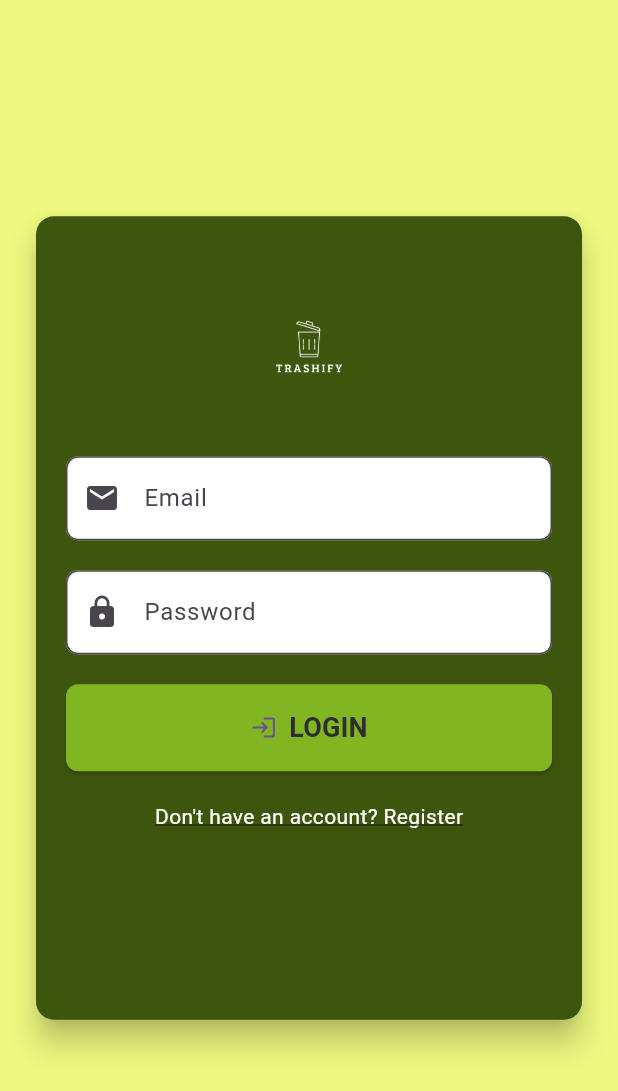
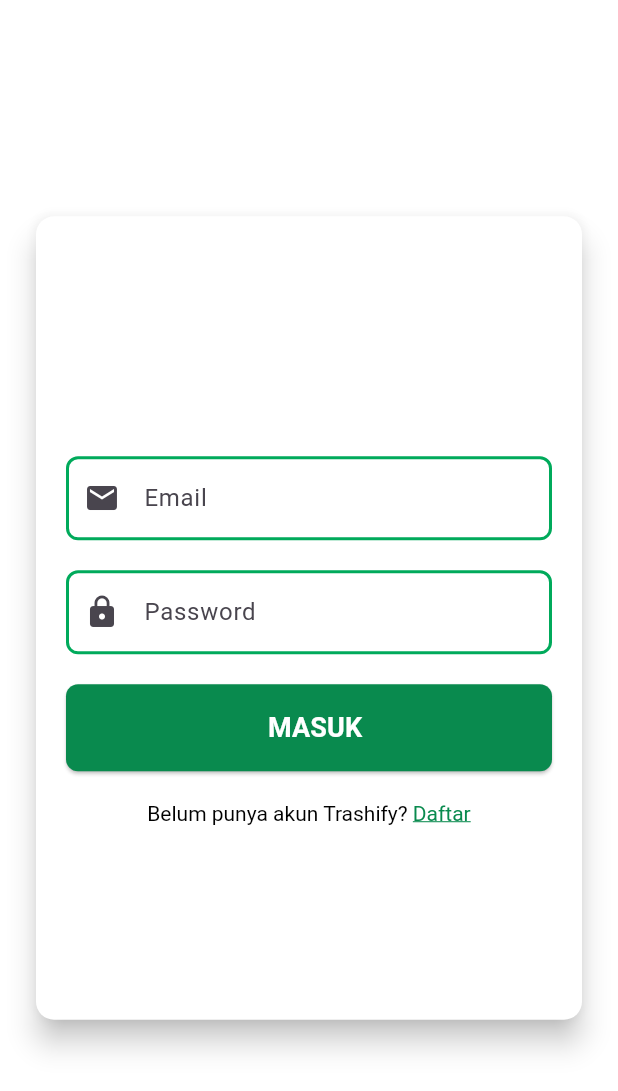
Before and after one commit to ErlanggaPuthen/PAPB_Trashify, a Flutter app: the screen it shows after launch, on a phone screen of 412 x 824 dp. Shown: the top 1091 px of the screen. Run offline on Flutter 3.47's test engine with Material 3 defaults, Android fonts, the phone set to English and light mode, and no system bars; our stand-ins replace firebase_auth, firebase_core, google_fonts, image_picker; accounts and stored records are empty; Roboto replaces fonts that are missing (CarthagePro).

Commit message:
ubah warna

```diff
--- a/lib/auth/login.dart
+++ b/lib/auth/login.dart
@@ -1,4 +1,5 @@
 import 'package:firebase_auth/firebase_auth.dart';
+import 'package:flutter/gestures.dart';
 import 'package:flutter/material.dart';
 import 'package:trashify_mobile/services/firebase_auth_services.dart';
 
@@ -31,12 +32,12 @@ class _SignInPageState extends State<SignInPage> {
     final screenHeight = MediaQuery.of(context).size.height;
 
     return Scaffold(
-      backgroundColor: const Color(0xffecf87f),
+      backgroundColor: const Color.fromARGB(255, 255, 255, 255),
       body: Center(
         child: Padding(
           padding: const EdgeInsets.all(20.0),
           child: Card(
-            color: const Color(0xff3d550c),
+            color: const Color(0xFFFFFFFF),
             elevation: 8.0,
             shape: RoundedRectangleBorder(
               borderRadius: BorderRadius.circular(12.0),
@@ -72,16 +73,27 @@ class _SignInPageState extends State<SignInPage> {
                           style: const TextStyle(color: Colors.red),
                         ),
                       const SizedBox(height: 10.0),
-                      GestureDetector(
-                        onTap: () {
-                          Navigator.pushNamed(context, "/register");
-                        },
-                        child: const Text(
-                          'Don\'t have an account? Register',
-                          style: TextStyle(
-                            color: Colors.white,
-                            decoration: TextDecoration.underline,
-                          ),
+                      RichText(
+                        text: TextSpan(
+                          children: [
+                            const TextSpan(
+                              text: 'Belum punya akun Trashify? ',
+                              style: TextStyle(
+                                color: Colors.black,
+                              ),
+                            ),
+                            TextSpan(
+                              text: 'Daftar',
+                              style: const TextStyle(
+                                color: Color(0xff098A4E), // Mengubah warna menjadi hijau
+                                decoration: TextDecoration.underline,
+                              ),
+                              recognizer: TapGestureRecognizer()
+                                ..onTap = () {
+                                  Navigator.pushNamed(context, "/register");
+                                },
+                            ),
+                          ],
                         ),
                       ),
                     ],
@@ -95,6 +107,8 @@ class _SignInPageState extends State<SignInPage> {
     );
   }
 
+
+
   Widget _buildEmailField() {
     return TextFormField(
       controller: _emailController,
@@ -104,6 +118,15 @@ class _SignInPageState extends State<SignInPage> {
         filled: true,
         border: OutlineInputBorder(
           borderRadius: BorderRadius.circular(8.0),
+          borderSide: const BorderSide(color: Color(0xff00aa5b), width: 2.0), // Border saat tidak fokus
+        ),
+        focusedBorder: OutlineInputBorder(
+          borderRadius: BorderRadius.circular(8.0),
+          borderSide: const BorderSide(color: Color(0xff00aa5b), width: 2.0), // Border saat fokus
+        ),
+        enabledBorder: OutlineInputBorder(
+          borderRadius: BorderRadius.circular(8.0),
+          borderSide: const BorderSide(color: Color(0xff00aa5b), width: 2.0), // Border saat di-enable
         ),
         prefixIcon: const Icon(Icons.email),
       ),
@@ -116,6 +139,7 @@ class _SignInPageState extends State<SignInPage> {
     );
   }
 
+
   Widget _buildPasswordField() {
     return TextFormField(
       controller: _passwordController,
@@ -126,6 +150,15 @@ class _SignInPageState extends State<SignInPage> {
         filled: true,
         border: OutlineInputBorder(
           borderRadius: BorderRadius.circular(8.0),
+          borderSide: const BorderSide(color: Color(0xff00aa5b), width: 2.0), // Border saat tidak fokus
+        ),
+        focusedBorder: OutlineInputBorder(
+          borderRadius: BorderRadius.circular(8.0),
+          borderSide: const BorderSide(color: Color(0xff00aa5b), width: 2.0), // Border saat fokus
+        ),
+        enabledBorder: OutlineInputBorder(
+          borderRadius: BorderRadius.circular(8.0),
+          borderSide: const BorderSide(color: Color(0xff00aa5b), width: 2.0), // Border saat di-enable
         ),
         prefixIcon: const Icon(Icons.lock),
       ),
@@ -142,7 +175,7 @@ class _SignInPageState extends State<SignInPage> {
     return ElevatedButton(
       onPressed: _isLoading ? null : _signIn,
       style: ElevatedButton.styleFrom(
-        backgroundColor: const Color(0xff81b622),
+        backgroundColor: const Color(0xff098A4E),
         minimumSize: const Size(0, 48.0),
         shape: RoundedRectangleBorder(
           borderRadius: BorderRadius.circular(8.0),
@@ -157,13 +190,12 @@ class _SignInPageState extends State<SignInPage> {
             : Row(
                 mainAxisAlignment: MainAxisAlignment.center,
                 children: <Widget>[
-                  const Icon(Icons.login),
                   const SizedBox(width: 8.0),
                   const Text(
-                    'LOGIN',
+                    'MASUK',
                     style: TextStyle(
                       fontFamily: 'CarthagePro',
-                      color: Color(0xff2E2E2E),
+                      color: Colors.white,
                       fontSize: 18.0,
                       fontWeight: FontWeight.bold,
                     ),
--- a/lib/auth/register.dart
+++ b/lib/auth/register.dart
@@ -86,7 +86,7 @@ class _SignUpPageState extends State<SignUpPage> {
                               Icon(Icons.person_add),
                               SizedBox(width: 8.0),
                               Text(
-                                'REGISTER',
+                                'DAFTAR',
                                 style: TextStyle(
                                   fontFamily: 'CarthagePro',
                                   color: Color(0xff2E2E2E),
@@ -104,7 +104,7 @@ class _SignUpPageState extends State<SignUpPage> {
                           Navigator.pushNamed(context, "/login");
                         },
                         child: const Text(
-                          'Already have an account? Login',
+                          'Sudah punya akun Trashify? Login',
                           style: TextStyle(
                             color: Colors.white,
                             decoration: TextDecoration.underline,
```
